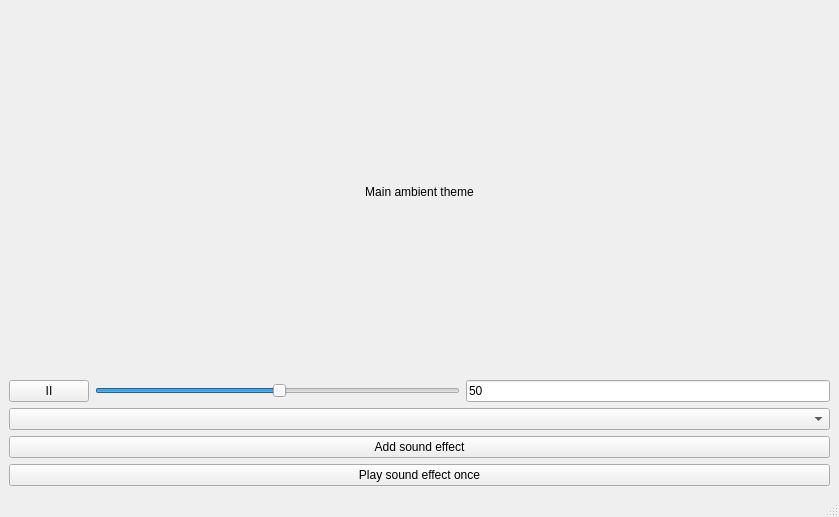
The window that AmbientPlayer/mainwindow.ui (TimurAztec/NG_2024_AmbientPlayer) describes before a commit, drawn with Qt 5.
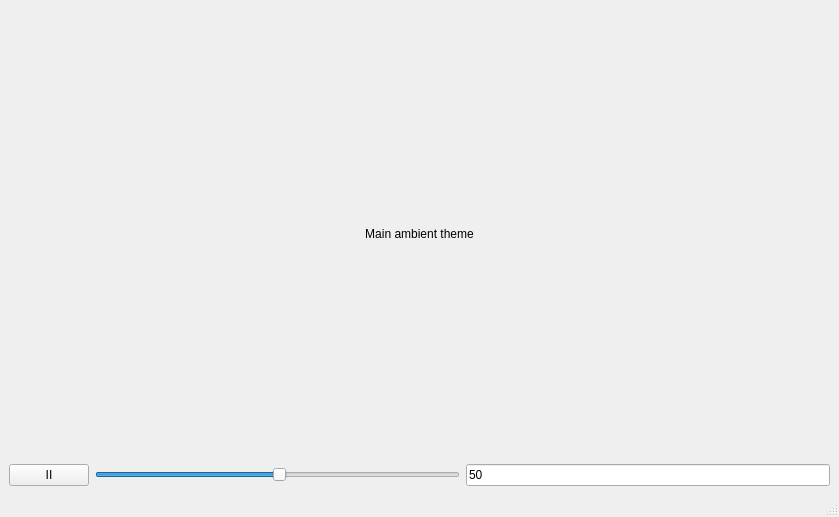
The same window after the commit.

Commit message: Added 2 lists of widgets for sound effects

Patch:
```diff
--- a/AmbientPlayer/mainwindow.ui
+++ b/AmbientPlayer/mainwindow.ui
@@ -61,27 +61,6 @@
       </item>
      </layout>
     </item>
-    <item>
-     <layout class="QVBoxLayout" name="verticalLayout_4">
-      <item>
-       <widget class="QComboBox" name="comboBoxSoundEffect"/>
-      </item>
-      <item>
-       <widget class="QPushButton" name="buttonAddSoundEffect">
-        <property name="text">
-         <string>Add sound effect</string>
-        </property>
-       </widget>
-      </item>
-      <item>
-       <widget class="QPushButton" name="buttonPlaySoundEffect">
-        <property name="text">
-         <string>Play sound effect once</string>
-        </property>
-       </widget>
-      </item>
-     </layout>
-    </item>
     <item>
      <layout class="QHBoxLayout" name="horizontalLayout_2"/>
     </item>
```
The commit also changes 12 other files.
